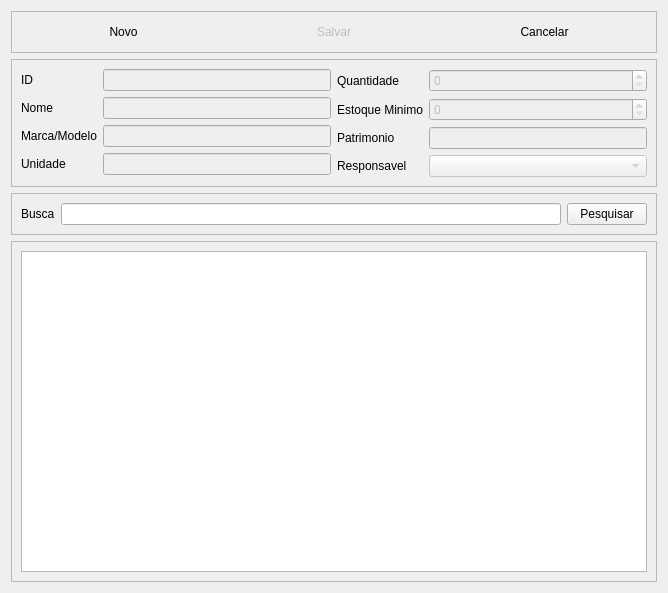
First picture: the form in telas/cadastroequipamentos.ui, repository alissonbf/projeto-coopervap, before the edit.
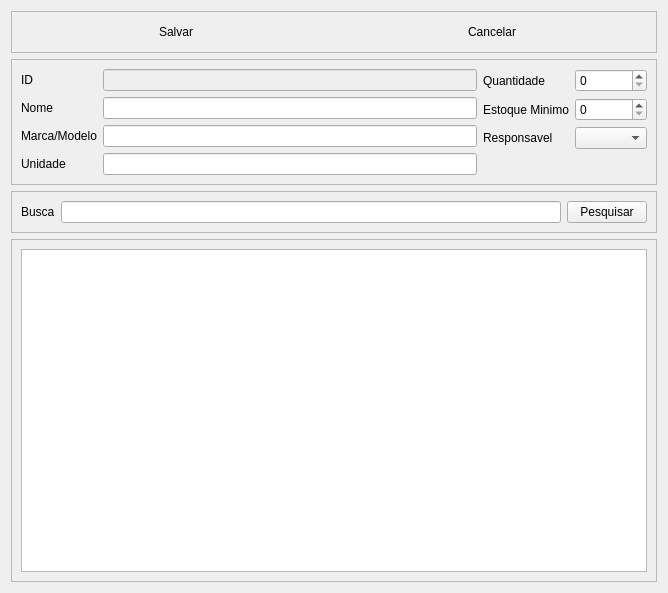
Second picture: the form after the edit. Icons and pictures are not drawn.

Commit message: criação de telas, e implementação do cadastro de departamento

Diff of the .ui file:
```diff
--- a/telas/cadastroequipamentos.ui
+++ b/telas/cadastroequipamentos.ui
@@ -27,24 +27,10 @@
       <enum>QFrame::Raised</enum>
      </property>
      <layout class="QHBoxLayout" name="horizontalLayout_2">
-      <item>
-       <widget class="QPushButton" name="btNovo">
-        <property name="text">
-         <string>Novo</string>
-        </property>
-        <property name="icon">
-         <iconset resource="img.qrc">
-          <normaloff>:/newPrefix/images/add.png</normaloff>:/newPrefix/images/add.png</iconset>
-        </property>
-        <property name="flat">
-         <bool>true</bool>
-        </property>
-       </widget>
-      </item>
       <item>
        <widget class="QPushButton" name="btSalvar">
         <property name="enabled">
-         <bool>false</bool>
+         <bool>true</bool>
         </property>
         <property name="text">
          <string>Salvar</string>
@@ -126,21 +112,21 @@
         <item row="3" column="1">
          <widget class="QLineEdit" name="EditUnidade">
           <property name="enabled">
-           <bool>false</bool>
+           <bool>true</bool>
           </property>
          </widget>
         </item>
         <item row="2" column="1">
          <widget class="QLineEdit" name="EditMarca">
           <property name="enabled">
-           <bool>false</bool>
+           <bool>true</bool>
           </property>
          </widget>
         </item>
         <item row="1" column="1">
          <widget class="QLineEdit" name="EditNome">
           <property name="enabled">
-           <bool>false</bool>
+           <bool>true</bool>
           </property>
          </widget>
         </item>
@@ -158,33 +144,6 @@
         <property name="fieldGrowthPolicy">
          <enum>QFormLayout::AllNonFixedFieldsGrow</enum>
         </property>
-        <item row="2" column="0">
-         <widget class="QLabel" name="label_5">
-          <property name="text">
-           <string>Patrimonio</string>
-          </property>
-          <property name="buddy">
-           <cstring>EditPatrimonio</cstring>
-          </property>
-         </widget>
-        </item>
-        <item row="2" column="1">
-         <widget class="QLineEdit" name="EditPatrimonio">
-          <property name="enabled">
-           <bool>false</bool>
-          </property>
-          <property name="echoMode">
-           <enum>QLineEdit::Normal</enum>
-          </property>
-         </widget>
-        </item>
-        <item row="3" column="0">
-         <widget class="QLabel" name="label_6">
-          <property name="text">
-           <string>Responsavel</string>
-          </property>
-         </widget>
-        </item>
         <item row="0" column="0">
          <widget class="QLabel" name="label_8">
           <property name="text">
@@ -195,7 +154,7 @@
         <item row="0" column="1">
          <widget class="QSpinBox" name="spinQtd">
           <property name="enabled">
-           <bool>false</bool>
+           <bool>true</bool>
           </property>
          </widget>
         </item>
@@ -209,14 +168,21 @@
         <item row="1" column="1">
          <widget class="QSpinBox" name="spinEstMin">
           <property name="enabled">
-           <bool>false</bool>
+           <bool>true</bool>
           </property>
          </widget>
         </item>
-        <item row="3" column="1">
+        <item row="2" column="0">
+         <widget class="QLabel" name="label_6">
+          <property name="text">
+           <string>Responsavel</string>
+          </property>
+         </widget>
+        </item>
+        <item row="2" column="1">
          <widget class="QComboBox" name="comboReponsavel">
           <property name="enabled">
-           <bool>false</bool>
+           <bool>true</bool>
           </property>
          </widget>
         </item>
```
Left out of the diff: 11 changed lines with no effect on the pictures. The commit also changes 6 other files.
